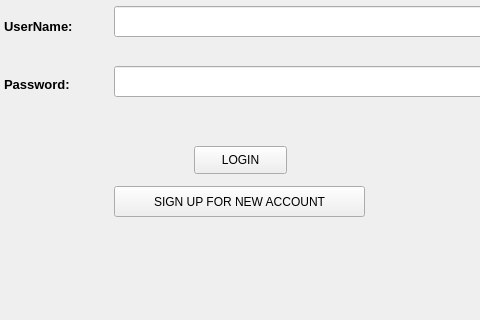
Before: the Qt Designer form templates/login.ui in andreeNewbie/csc10008, drawn with Qt 5; both pictures show x 116 to 596 and y 154 to 474 of the 800 by 600 pixel window.
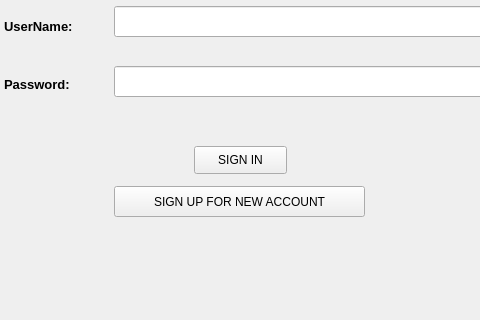
After: the same form once the commit is applied.

The edit to the form file:
```diff
--- a/templates/login.ui
+++ b/templates/login.ui
@@ -106,8 +106,13 @@
       <height>28</height>
      </rect>
     </property>
+    <property name="font">
+     <font>
+      <pointsize>9</pointsize>
+     </font>
+    </property>
     <property name="text">
-     <string>LOGIN</string>
+     <string>SIGN IN</string>
     </property>
    </widget>
    <widget class="QPushButton" name="signUpButton">
```
